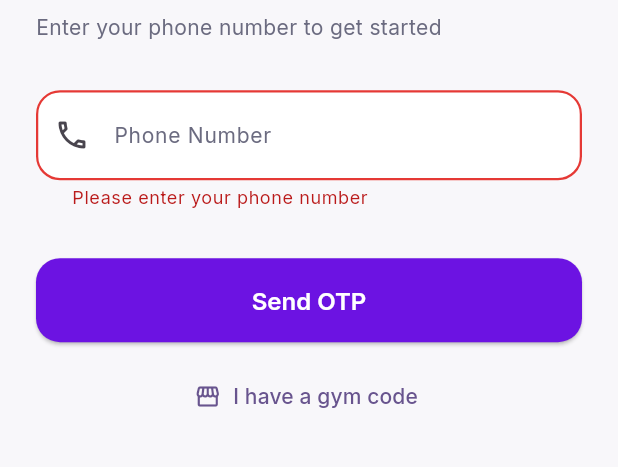
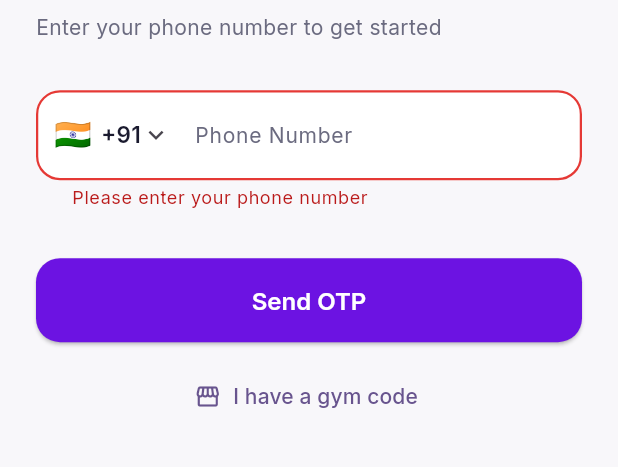
Before and after one commit to sirajudheen53/fitnation, a Flutter app: the screen it shows after launch, after a tap on "Send OTP", on a phone screen of 412 x 824 dp, the part 469-936 px from its top. Run offline on Flutter 3.47's test engine with Material 3 defaults, Android fonts, the light colour scheme and no system bars; our stand-ins replace app_links, device_info_plus, dio, firebase_core, firebase_messaging, fl_chart and 6 more; missing offline and left inert: play_install_referrer; accounts and stored records are empty; network calls fail.

Commit message:
feat(auth): country-code selector on phone input (refs #69)
The phone input was India-only with a hardcoded +91 hint. It now has a
dial-code chip (flag + code + caret) that opens a bottom-sheet country
picker, defaulting to +91 India.

- CountryCodes registry (37 countries, India-first) with pragmatic
  national-number length ranges; flags derived from ISO codes, no assets.
- PhoneValidator rewritten per dial code: the field takes the national
  number, India keeps its strict 10-digit rule, other codes get their
  registry range. Pasted international numbers (+91 98765 43210) still
  work — the dial prefix is stripped only when unambiguous, so the
  payload is always +<dial><national> with exactly one country code.
- DialCodeStore (Hive, sticky like AnchorStore) remembers the last
  selection across sessions; wired in main.dart, optional in tests via
  dialCodeStoreOrNull (no store = default +91).
- Gym-code and OTP request/verify flows unchanged: same body shape, the
  normalized number just carries the picked dial code.

Tests: registry + validator unit suites (new), Hive store round-trip
(new), screen widget tests for picker default/validation-swap/payload/
remembered-selection, and a UAE end-to-end in the OTP gate flow test
asserting the request and verify bodies. Legacy PhoneValidator tests
moved from widget_test.dart into test/core/utils/.

No pubspec version bump: per RELEASE.md, MAJOR.MINOR.PATCH+CODE bumps
happen in the owner-gated chore(release) commit, one +CODE per Play
upload.

```diff
--- /dev/null
+++ b/mobile/lib/core/preferences/dial_code_providers.dart
@@ -0,0 +1,25 @@
+import 'package:flutter_riverpod/flutter_riverpod.dart';
+
+import 'dial_code_store.dart';
+
+/// The app-wide dial-code preference store. The instance is created in
+/// `main` after Hive init and injected via [ProviderScope] overrides.
+///
+/// Reading it before the override is installed throws, so callers that must
+/// tolerate a missing store (widget tests, early boot) should use
+/// [dialCodeStoreOrNull] instead.
+final dialCodeStoreProvider = Provider<DialCodeStore>((ref) {
+  throw UnimplementedError('dialCodeStoreProvider must be overridden in main');
+});
+
+/// The dial-code store, or null when it has not been wired.
+///
+/// The store is a convenience, not a requirement: without it the phone
+/// input still works, it just always starts on the default (+91 India).
+final dialCodeStoreOrNull = Provider<DialCodeStore?>((ref) {
+  try {
+    return ref.watch(dialCodeStoreProvider);
+  } on UnimplementedError {
+    return null;
+  }
+});
--- /dev/null
+++ b/mobile/lib/core/preferences/dial_code_store.dart
@@ -0,0 +1,36 @@
+import 'package:hive/hive.dart';
+
+import '../utils/country_code.dart';
+
+/// Persisted "last selected dial code" for the phone input (issue #69).
+///
+/// Intentionally sticky like the gym anchor: remembering the member's
+/// country is a preference, not session state — it survives app restarts
+/// and logout. Nothing else is stored in the box.
+class DialCodeStore {
+  /// Creates a store. In production [init] opens the Hive box; tests may
+  /// inject a [box].
+  DialCodeStore({this.box});
+
+  static const String boxName = 'dial_code_box';
+  static const String _isoKey = 'last_dial_code_iso';
+
+  Box<String>? box;
+
+  /// Opens (or reuses) the Hive box. Safe to call multiple times.
+  Future<void> init() async {
+    box ??= await Hive.openBox<String>(boxName);
+  }
+
+  /// The remembered country, or null when nothing was saved yet (or the
+  /// saved code is no longer in the supported list).
+  CountryCode? load() {
+    final iso = box?.get(_isoKey);
+    return CountryCodes.findByIso(iso);
+  }
+
+  /// Remembers [country] as the last selection.
+  Future<void> save(CountryCode country) async {
+    await box?.put(_isoKey, country.code);
+  }
+}
--- /dev/null
+++ b/mobile/lib/core/utils/country_code.dart
@@ -0,0 +1,109 @@
+/// A dial-code entry for the phone-input country selector (issue #69).
+class CountryCode {
+  const CountryCode({
+    required this.code,
+    required this.name,
+    required this.dialCode,
+    required this.minLength,
+    required this.maxLength,
+  });
+
+  /// ISO 3166-1 alpha-2 code, e.g. `IN`.
+  final String code;
+
+  /// English display name, e.g. `India`.
+  final String name;
+
+  /// Dial code digits without the leading `+`, e.g. `91`.
+  final String dialCode;
+
+  /// Pragmatic national-number length range (digits, excluding the dial
+  /// code). Exact where the numbering plan is effectively fixed (India 10,
+  /// US 10); a range where it is not (UK 7–10).
+  final int minLength;
+  final int maxLength;
+
+  /// Flag emoji, derived from the ISO code — no image assets needed.
+  String get flag => code.toUpperCase().codeUnits
+      .map((c) => String.fromCharCode(0x1F1E6 + c - 0x41))
+      .join();
+
+  /// Display form with the plus, e.g. `+91`.
+  String get displayDialCode => '+$dialCode';
+
+  /// Input hint for the national number, e.g. `10-digit number`.
+  String get numberHint => minLength == maxLength
+      ? '$minLength-digit number'
+      : '$minLength–$maxLength digit number';
+}
+
+/// The supported dial codes. Compact on purpose: the gyms' member base is
+/// India-first with a long tail of diaspora countries, not a full ITU dump.
+class CountryCodes {
+  CountryCodes._();
+
+  /// The default selection — India (+91). The app was India-only before
+  /// #69; every existing member lands here unchanged.
+  static const CountryCode defaultCode = CountryCode(
+    code: 'IN',
+    name: 'India',
+    dialCode: '91',
+    minLength: 10,
+    maxLength: 10,
+  );
+
+  static const List<CountryCode> all = [
+    defaultCode,
+    // Gulf (large member diaspora).
+    CountryCode(code: 'AE', name: 'United Arab Emirates', dialCode: '971', minLength: 7, maxLength: 9),
+    CountryCode(code: 'SA', name: 'Saudi Arabia', dialCode: '966', minLength: 9, maxLength: 9),
+    CountryCode(code: 'QA', name: 'Qatar', dialCode: '974', minLength: 8, maxLength: 8),
+    CountryCode(code: 'KW', name: 'Kuwait', dialCode: '965', minLength: 8, maxLength: 8),
+    CountryCode(code: 'OM', name: 'Oman', dialCode: '968', minLength: 8, maxLength: 8),
+    CountryCode(code: 'BH', name: 'Bahrain', dialCode: '973', minLength: 8, maxLength: 8),
+    // Anglosphere + Europe.
+    CountryCode(code: 'GB', name: 'United Kingdom', dialCode: '44', minLength: 7, maxLength: 10),
+    CountryCode(code: 'US', name: 'United States', dialCode: '1', minLength: 10, maxLength: 10),
+    CountryCode(code: 'CA', name: 'Canada', dialCode: '1', minLength: 10, maxLength: 10),
+    CountryCode(code: 'AU', name: 'Australia', dialCode: '61', minLength: 9, maxLength: 9),
+    CountryCode(code: 'NZ', name: 'New Zealand', dialCode: '64', minLength: 7, maxLength: 10),
+    CountryCode(code: 'DE', name: 'Germany', dialCode: '49', minLength: 7, maxLength: 11),
+    CountryCode(code: 'FR', name: 'France', dialCode: '33', minLength: 9, maxLength: 9),
+    CountryCode(code: 'IT', name: 'Italy', dialCode: '39', minLength: 9, maxLength: 11),
+    CountryCode(code: 'ES', name: 'Spain', dialCode: '34', minLength: 9, maxLength: 9),
+    CountryCode(code: 'NL', name: 'Netherlands', dialCode: '31', minLength: 9, maxLength: 9),
+    CountryCode(code: 'IE', name: 'Ireland', dialCode: '353', minLength: 7, maxLength: 9),
+    CountryCode(code: 'CH', name: 'Switzerland', dialCode: '41', minLength: 9, maxLength: 9),
+    CountryCode(code: 'PT', name: 'Portugal', dialCode: '351', minLength: 9, maxLength: 9),
+    // South + Southeast Asia.
+    CountryCode(code: 'SG', name: 'Singapore', dialCode: '65', minLength: 8, maxLength: 8),
+    CountryCode(code: 'MY', name: 'Malaysia', dialCode: '60', minLength: 9, maxLength: 10),
+    CountryCode(code: 'LK', name: 'Sri Lanka', dialCode: '94', minLength: 9, maxLength: 9),
+    CountryCode(code: 'BD', name: 'Bangladesh', dialCode: '880', minLength: 10, maxLength: 10),
+    CountryCode(code: 'PK', name: 'Pakistan', dialCode: '92', minLength: 10, maxLength: 10),
+    CountryCode(code: 'NP', name: 'Nepal', dialCode: '977', minLength: 10, maxLength: 10),
+    CountryCode(code: 'PH', name: 'Philippines', dialCode: '63', minLength: 10, maxLength: 10),
+    CountryCode(code: 'ID', name: 'Indonesia', dialCode: '62', minLength: 9, maxLength: 12),
+    CountryCode(code: 'TH', name: 'Thailand', dialCode: '66', minLength: 8, maxLength: 9),
+    // East Asia.
+    CountryCode(code: 'CN', name: 'China', dialCode: '86', minLength: 11, maxLength: 11),
+    CountryCode(code: 'JP', name: 'Japan', dialCode: '81', minLength: 9, maxLength: 10),
+    CountryCode(code: 'KR', name: 'South Korea', dialCode: '82', minLength: 9, maxLength: 10),
+    // Africa + Americas.
+    CountryCode(code: 'ZA', name: 'South Africa', dialCode: '27', minLength: 9, maxLength: 9),
+    CountryCode(code: 'NG', name: 'Nigeria', dialCode: '234', minLength: 8, maxLength: 10),
+    CountryCode(code: 'KE', name: 'Kenya', dialCode: '254', minLength: 9, maxLength: 9),
+    CountryCode(code: 'BR', name: 'Brazil', dialCode: '55', minLength: 10, maxLength: 11),
+    CountryCode(code: 'MX', name: 'Mexico', dialCode: '52', minLength: 10, maxLength: 10),
+  ];
+
+  /// Looks a country up by ISO code; case-insensitive, null-safe.
+  static CountryCode? findByIso(String? code) {
+    if (code == null || code.isEmpty) return null;
+    final upper = code.toUpperCase();
+    for (final country in all) {
+      if (country.code == upper) return country;
+    }
+    return null;
+  }
+}
--- a/mobile/lib/core/utils/phone_validator.dart
+++ b/mobile/lib/core/utils/phone_validator.dart
@@ -1,40 +1,69 @@
-/// Phone number validation utility.
+import 'country_code.dart';
+
+/// Phone number validation against the dial code selected in the picker
+/// (issue #69). The field takes the *national* number; the dial code comes
+/// from the selector, so validation and the submitted payload are both
+/// derived from `+<dial><national>`.
 class PhoneValidator {
   PhoneValidator._();
 
-  /// Validates a phone number and returns an error message if invalid.
-  /// Expects international format: +`<country_code><number>`, e.g. +919876543210
-  static String? validate(String? value) {
+  /// Error message when [value] is not a valid national number for
+  /// [country]; null when valid.
+  ///
+  /// Formatting characters (`+`, spaces, dashes, brackets) are tolerated —
+  /// pasting a full international number still works. India keeps its
+  /// strict 10-digit rule; other codes get their [CountryCode] length range.
+  static String? validateNational(String? value, CountryCode country) {
     if (value == null || value.trim().isEmpty) {
       return 'Please enter your phone number';
     }
 
-    final phone = value.trim();
-
-    if (!phone.startsWith('+')) {
-      return 'Include country code (e.g. +91)';
-    }
-
-    final digitsOnly = phone.substring(1);
-    if (!RegExp(r'^\d+$').hasMatch(digitsOnly)) {
+    if (!RegExp(r'^[\d\s()+\-]+$').hasMatch(value.trim())) {
       return 'Phone number can only contain digits';
     }
 
-    if (digitsOnly.length < 10) {
-      return 'Phone number is too short';
+    final digits = toNationalDigits(value, country);
+    if (digits.isEmpty) {
+      return 'Phone number can only contain digits';
     }
 
-    if (digitsOnly.length > 15) {
-      return 'Phone number is too long';
+    final range = country.minLength == country.maxLength
+        ? '${country.minLength}'
+        : '${country.minLength}–${country.maxLength}';
+    if (digits.length < country.minLength) {
+      return '${country.name} numbers are $range digits';
+    }
+    if (digits.length > country.maxLength) {
+      return '${country.name} numbers are $range digits';
     }
 
     return null; // valid
   }
 
-  /// Normalizes a phone number to +`<digits>` format.
-  static String normalize(String phone) {
-    final trimmed = phone.trim();
-    if (trimmed.startsWith('+')) return trimmed;
-    return '+$trimmed';
+  /// Cleans raw input down to bare national digits: drops formatting
+  /// characters, a leading trunk zero (`0…`), and a pasted dial-code
+  /// prefix. The prefix strip only fires when the full digits are too long
+  /// to be a national number *and* the remainder fits — so "+91 98765
+  /// 43210" pasted with India selected becomes 9876543210 (no double
+  /// country code), while a genuine Indian number like 9198765432 that
+  /// happens to start with "91" is left alone.
+  static String toNationalDigits(String input, CountryCode country) {
+    var digits = input.replaceAll(RegExp(r'\D'), '');
+    digits = digits.replaceFirst(RegExp(r'^0+'), '');
+
+    if (digits.startsWith(country.dialCode) &&
+        digits.length > country.maxLength &&
+        _inRange(digits.substring(country.dialCode.length), country)) {
+      digits = digits.substring(country.dialCode.length);
+    }
+    return digits;
   }
+
+  /// Builds the wire format `+<dial><national>` — the shape the backend
+  /// expects, with the country code appearing exactly once.
+  static String normalize(String input, CountryCode country) =>
+      '+${country.dialCode}${toNationalDigits(input, country)}';
+
+  static bool _inRange(String digits, CountryCode country) =>
+      digits.length >= country.minLength && digits.length <= country.maxLength;
 }
--- /dev/null
+++ b/mobile/lib/features/auth/presentation/providers/dial_code_provider.dart
@@ -0,0 +1,15 @@
+import 'package:flutter_riverpod/flutter_riverpod.dart';
+
+import '../../../../core/preferences/dial_code_providers.dart';
+import '../../../../core/utils/country_code.dart';
+
+/// The dial code currently selected on the phone input (issue #69).
+///
+/// Seeds from the local preference store (last selection) and defaults to
+/// India (+91) when nothing is remembered. Selections write through to the
+/// store via the screen, so the next visit — and the next app start —
+/// opens on the member's country.
+final selectedCountryProvider = StateProvider<CountryCode>((ref) {
+  final store = ref.watch(dialCodeStoreOrNull);
+  return store?.load() ?? CountryCodes.defaultCode;
+});
--- a/mobile/lib/features/auth/presentation/screens/phone_input_screen.dart
+++ b/mobile/lib/features/auth/presentation/screens/phone_input_screen.dart
@@ -2,11 +2,18 @@ import 'package:flutter/material.dart';
 import 'package:flutter_riverpod/flutter_riverpod.dart';
 import 'package:go_router/go_router.dart';
 
+import '../../../../core/preferences/dial_code_providers.dart';
 import '../../../../core/theme/app_theme.dart';
+import '../../../../core/utils/country_code.dart';
 import '../../../../core/utils/phone_validator.dart';
 import '../providers/auth_notifier.dart';
+import '../providers/dial_code_provider.dart';
 
 /// Phone number input screen — first step of OTP auth flow.
+///
+/// The dial code is picked from the attached selector (default +91 India,
+/// issue #69); the field takes the national number. The submitted payload
+/// is normalized to `+<dial><national>` exactly as before.
 class PhoneInputScreen extends ConsumerStatefulWidget {
   const PhoneInputScreen({super.key});
 
@@ -24,10 +31,53 @@ class _PhoneInputScreenState extends ConsumerState<PhoneInputScreen> {
     super.dispose();
   }
 
+  CountryCode get _country => ref.read(selectedCountryProvider);
+
+  void _selectCountry(CountryCode country) {
+    ref.read(selectedCountryProvider.notifier).state = country;
+    ref.read(dialCodeStoreOrNull)?.save(country);
+    setState(() {});
+    // Re-run validation: a number too short for the old dial code may be
+    // valid for the new one (e.g. 501234567 is 8 digits — invalid for
+    // India, valid for the UAE). The field's validator reads the provider
+    // live, so this sees the new dial code even before the rebuild.
+    if (_phoneController.text.isNotEmpty) _formKey.currentState?.validate();
+  }
+
+  Future<void> _openCountryPicker() async {
+    final selected = await showModalBottomSheet<CountryCode>(
+      context: context,
+      showDragHandle: true,
+      builder: (sheetContext) => SafeArea(
+        child: SizedBox(
+          height: MediaQuery.of(sheetContext).size.height * 0.6,
+          child: ListView.builder(
+            itemCount: CountryCodes.all.length,
+            itemBuilder: (context, index) {
+              final country = CountryCodes.all[index];
+              return ListTile(
+                key: ValueKey('country_${country.code}'),
+                leading: Text(country.flag, style: const TextStyle(fontSize: 24)),
+                title: Text(country.name),
+                subtitle: Text(country.numberHint),
+                trailing: Text(
+                  country.displayDialCode,
+                  style: const TextStyle(fontWeight: FontWeight.w600),
+                ),
+                onTap: () => Navigator.of(sheetContext).pop(country),
+              );
+            },
+          ),
+        ),
+      ),
+    );
+    if (selected != null) _selectCountry(selected);
+  }
+
   Future<void> _submit() async {
     if (!_formKey.currentState!.validate()) return;
 
-    final phone = PhoneValidator.normalize(_phoneController.text);
+    final phone = PhoneValidator.normalize(_phoneController.text, _country);
     final success = await ref.read(authProvider.notifier).requestOtp(phone);
 
     if (success && mounted) {
@@ -38,6 +88,7 @@ class _PhoneInputScreenState extends ConsumerState<PhoneInputScreen> {
   @override
   Widget build(BuildContext context) {
     final authState = ref.watch(authProvider);
+    final country = ref.watch(selectedCountryProvider);
 
     return Scaffold(
       body: SafeArea(
@@ -73,18 +124,24 @@ class _PhoneInputScreenState extends ConsumerState<PhoneInputScreen> {
 
                 const SizedBox(height: 32),
 
-                // Phone input
+                // Phone input with dial-code selector
                 TextFormField(
                   controller: _phoneController,
                   keyboardType: TextInputType.phone,
-                  autofillHints: const [AutofillHints.telephoneNumber],
+                  autofillHints: const [AutofillHints.telephoneNumberNational],
                   textInputAction: TextInputAction.done,
-                  decoration: const InputDecoration(
+                  decoration: InputDecoration(
                     labelText: 'Phone Number',
-                    hintText: '+919876543210',
-                    prefixIcon: Icon(Icons.phone_outlined),
+                    hintText: country.numberHint,
+                    prefixIcon: _DialCodeChip(
+                      country: country,
+                      onTap: _openCountryPicker,
+                    ),
                   ),
-                  validator: PhoneValidator.validate,
+                  // Reads the provider (not the build-captured value) so a
+                  // dial-code switch revalidates against the new country.
+                  validator: (value) =>
+                      PhoneValidator.validateNational(value, _country),
                   onFieldSubmitted: (_) => _submit(),
                 ),
 
@@ -161,3 +218,35 @@ class _PhoneInputScreenState extends ConsumerState<PhoneInputScreen> {
     );
   }
 }
+
+/// The tappable `🇮🇳 +91 ▾` chip inside the phone field — opens the
+/// country picker.
+class _DialCodeChip extends StatelessWidget {
+  const _DialCodeChip({required this.country, required this.onTap});
+
+  final CountryCode country;
+  final VoidCallback onTap;
+
+  @override
+  Widget build(BuildContext context) {
+    return InkWell(
+      key: const Key('dial_code_chip'),
+      onTap: onTap,
+      child: Padding(
+        padding: const EdgeInsets.symmetric(horizontal: 12),
+        child: Row(
+          mainAxisSize: MainAxisSize.min,
+          children: [
+            Text(country.flag, style: const TextStyle(fontSize: 20)),
+            const SizedBox(width: 6),
+            Text(
+              country.displayDialCode,
+              style: const TextStyle(fontSize: 15, fontWeight: FontWeight.w600),
+            ),
+            const Icon(Icons.keyboard_arrow_down, size: 20),
+          ],
+        ),
+      ),
+    );
+  }
+}
--- a/mobile/lib/main.dart
+++ b/mobile/lib/main.dart
@@ -10,6 +10,8 @@ import 'core/anchor/anchor_providers.dart';
 import 'core/anchor/anchor_store.dart';
 import 'core/deeplink/deep_link_service.dart';
 import 'core/deeplink/join_link.dart';
+import 'core/preferences/dial_code_providers.dart';
+import 'core/preferences/dial_code_store.dart';
 import 'core/theme/app_theme.dart';
 import 'features/auth/data/data_sources/api_client.dart';
 import 'features/auth/data/data_sources/auth_local_data_source.dart';
@@ -31,6 +33,9 @@ Future<void> main() async {
   await localDataSource.init();
   final anchorStore = AnchorStore();
   await anchorStore.init();
+  // Last-selected dial code for the phone input (issue #69).
+  final dialCodeStore = DialCodeStore();
+  await dialCodeStore.init();
 
   // Firebase is optional: without a `google-services.json` the bootstrap
   // returns null and the app boots with push disabled (FBOS-011 M4).
@@ -42,6 +47,7 @@ Future<void> main() async {
         // Pre-initialized local data sources
         authLocalDataSourceProvider.overrideWithValue(localDataSource),
         anchorStoreProvider.overrideWithValue(anchorStore),
+        dialCodeStoreProvider.overrideWithValue(dialCodeStore),
         if (messagingClient != null)
           messagingClientProvider.overrideWithValue(messagingClient),
       ],
```
Also changed, not shown: 6 other files.
